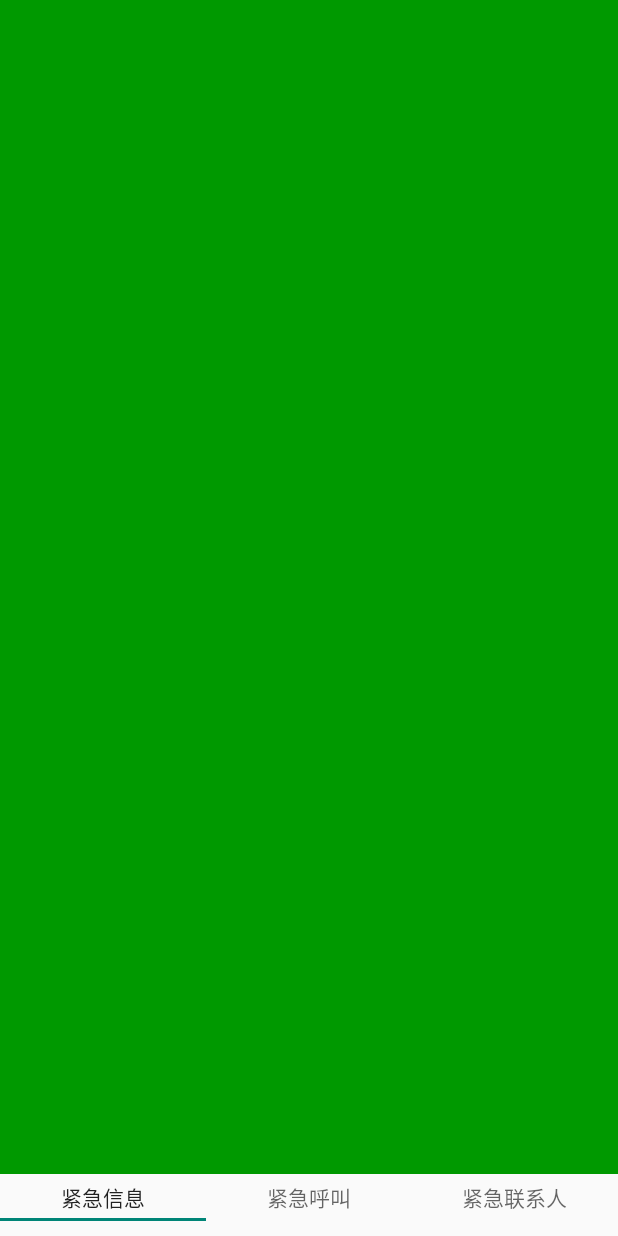
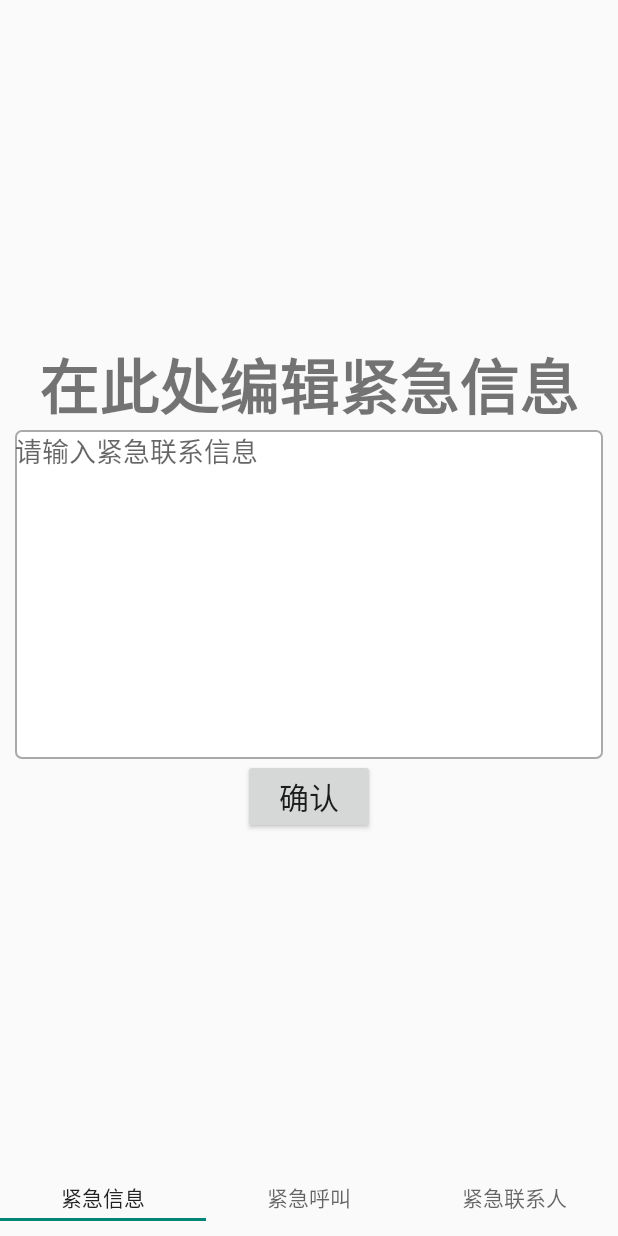
Before and after one commit to fsslrfc/Night_Guard, an Android app: the MessageMainFragment screen opened directly, with no data from a screen before it, on a phone screen of 412 x 824 dp. Run offline under Robolectric (Android 15) with nearby library versions, the phone set to English and light mode, and no system bars.

Commit message:
[feat]新增信息编辑界面,实现了信息写入,信息显示功能,同时将信息保存在本地的file目录的message.txt文件中.

```diff
--- a/app/src/main/java/com/example/nightguard/message/MessageMainFragment.java
+++ b/app/src/main/java/com/example/nightguard/message/MessageMainFragment.java
@@ -1,9 +1,15 @@
 package com.example.nightguard.message;
 
+import android.app.Activity;
+import android.content.Context;
 import android.os.Bundle;
 import android.view.LayoutInflater;
 import android.view.View;
 import android.view.ViewGroup;
+import android.view.inputmethod.InputMethodManager;
+import android.widget.Button;
+import android.widget.EditText;
+import android.widget.Toast;
 
 import androidx.annotation.NonNull;
 import androidx.annotation.Nullable;
@@ -11,14 +17,86 @@
 
 import com.example.nightguard.R;
 
+import java.io.BufferedReader;
+import java.io.File;
+import java.io.FileInputStream;
+import java.io.FileOutputStream;
+import java.io.IOException;
+import java.io.InputStreamReader;
+
 public class MessageMainFragment extends Fragment {
-    public MessageMainFragment() {
-        super();
-    }
+
+    private EditText mET;
+    private Button mBtn;
+    private Activity mActivity;
 
     @Nullable
     @Override
     public View onCreateView(@NonNull LayoutInflater inflater, @Nullable ViewGroup container, @Nullable Bundle savedInstanceState) {
-        return inflater.inflate(R.layout.fragment_message, container, false);
+        View view = inflater.inflate(R.layout.fragment_message, container, false);
+
+        mET = view.findViewById(R.id.et_emergency_info);
+        mBtn = view.findViewById(R.id.btn_save_info);
+
+        setMessage();
+        mBtn.setOnClickListener(new View.OnClickListener() {
+            @Override
+            public void onClick(View v) {
+                saveMessage();
+                View view = getActivity().getCurrentFocus();
+                if (view != null) {
+                    InputMethodManager imm = (InputMethodManager) getActivity().getSystemService(Context.INPUT_METHOD_SERVICE);
+                    imm.hideSoftInputFromWindow(view.getWindowToken(), 0);
+                }
+            }
+        });
+
+        return view;
     }
+
+    private void setMessage() {
+        mActivity = getActivity();
+        if (mActivity == null) {
+            mET.setText("");
+            return;
+        }
+        File fileDir = mActivity.getFilesDir();
+        try {
+            File file = new File(fileDir, "message.txt");
+            if (!file.exists()) {
+                mET.setText("");
+                return;
+            }
+            FileInputStream fis = new FileInputStream(file);
+            BufferedReader  br = new BufferedReader(new InputStreamReader(fis));
+            mET.setText(br.readLine());
+        } catch (IOException e) {
+            e.printStackTrace();
+            Toast.makeText(getActivity(), "紧急信息已重置!", Toast.LENGTH_SHORT).show();
+        }
+    }
+
+    private void saveMessage() {
+        String info = mET.getText().toString().trim();
+        mActivity = getActivity();
+        if (mActivity == null) {
+            mET.setText("");
+            return;
+        }
+        File fileDir = mActivity.getFilesDir();
+        try {
+            File file = new File(fileDir, "message.txt");
+            if (file.exists()) {
+                file.delete();
+            }
+            file.createNewFile();
+            FileOutputStream fos = new FileOutputStream(file);
+            fos.write((info + "\n").getBytes());
+            Toast.makeText(getActivity(), "信息已保存", Toast.LENGTH_SHORT).show();
+        } catch (IOException e) {
+            e.printStackTrace();
+            Toast.makeText(getActivity(), "保存信息失败", Toast.LENGTH_SHORT).show();
+        }
+    }
+
 }
--- /dev/null
+++ b/app/src/main/res/drawable/bg_board_rectangle.xml
@@ -0,0 +1,9 @@
+<?xml version="1.0" encoding="utf-8"?>
+<shape xmlns:android="http://schemas.android.com/apk/res/android"
+    android:shape="rectangle">
+    <solid android:color="@android:color/white" />
+    <stroke
+        android:width="1dp"
+        android:color="@android:color/darker_gray" />
+    <corners android:radius="4dp" />
+</shape>
--- a/app/src/main/res/layout/fragment_message.xml
+++ b/app/src/main/res/layout/fragment_message.xml
@@ -1,9 +1,40 @@
 <?xml version="1.0" encoding="utf-8"?>
-<androidx.constraintlayout.widget.ConstraintLayout xmlns:android="http://schemas.android.com/apk/res/android"
-    xmlns:app="http://schemas.android.com/apk/res-auto"
+<FrameLayout xmlns:android="http://schemas.android.com/apk/res/android"
     android:layout_width="match_parent"
     android:layout_height="match_parent"
-    android:background="#009900">
+    android:padding="10dp">
 
+    <LinearLayout
+        android:layout_width="match_parent"
+        android:layout_height="wrap_content"
+        android:layout_gravity="center"
+        android:orientation="vertical">
 
-</androidx.constraintlayout.widget.ConstraintLayout>
+        <TextView
+            android:layout_width="match_parent"
+            android:layout_height="wrap_content"
+            android:text="在此处编辑紧急信息"
+            android:textSize="40sp"
+            android:gravity="center"
+            android:textStyle="bold"/>
+
+        <EditText
+            android:id="@+id/et_emergency_info"
+            android:layout_width="match_parent"
+            android:layout_height="wrap_content"
+            android:hint="请输入紧急联系信息"
+            android:gravity="top"
+            android:minLines="10"
+            android:background="@drawable/bg_board_rectangle" />
+
+        <Button
+            android:id="@+id/btn_save_info"
+            android:layout_width="wrap_content"
+            android:layout_height="wrap_content"
+            android:textSize="20sp"
+            android:layout_gravity="center"
+            android:text="确认"/>
+
+    </LinearLayout>
+
+</FrameLayout>
```
